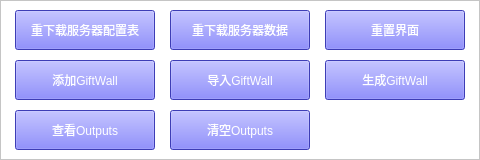
Above: gui/main/operation/edit_button.ui from WanKaKa/IjsGiftWall before the change. Below: the same form after it.
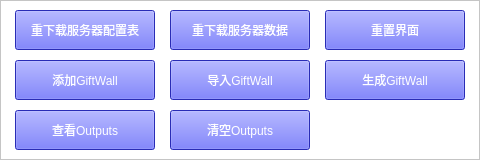
That is the form after the change.

The edit to the form file:
```diff
--- a/gui/main/operation/edit_button.ui
+++ b/gui/main/operation/edit_button.ui
@@ -56,7 +56,7 @@
      </rect>
     </property>
     <property name="styleSheet">
-     <string notr="true">background-color: rgb(85, 85, 255);
+     <string notr="true">background-color: rgb(57, 61, 255);
 color: rgb(255, 255, 255);
 font: 10pt &quot;微软雅黑&quot;;</string>
     </property>
@@ -74,7 +74,7 @@
      </rect>
     </property>
     <property name="styleSheet">
-     <string notr="true">background-color: rgb(85, 85, 255);
+     <string notr="true">background-color: rgb(57, 61, 255);
 color: rgb(255, 255, 255);
 font: 10pt &quot;微软雅黑&quot;;</string>
     </property>
@@ -92,7 +92,7 @@
      </rect>
     </property>
     <property name="styleSheet">
-     <string notr="true">background-color: rgb(85, 85, 255);
+     <string notr="true">background-color: rgb(57, 61, 255);
 color: rgb(255, 255, 255);
 font: 10pt &quot;微软雅黑&quot;;</string>
     </property>
@@ -110,7 +110,7 @@
      </rect>
     </property>
     <property name="styleSheet">
-     <string notr="true">background-color: rgb(85, 85, 255);
+     <string notr="true">background-color: rgb(57, 61, 255);
 color: rgb(255, 255, 255);
 font: 10pt &quot;微软雅黑&quot;;</string>
     </property>
@@ -128,7 +128,7 @@
      </rect>
     </property>
     <property name="styleSheet">
-     <string notr="true">background-color: rgb(85, 85, 255);
+     <string notr="true">background-color: rgb(57, 61, 255);
 color: rgb(255, 255, 255);
 font: 10pt &quot;微软雅黑&quot;;</string>
     </property>
@@ -146,7 +146,7 @@
      </rect>
     </property>
     <property name="styleSheet">
-     <string notr="true">background-color: rgb(85, 85, 255);
+     <string notr="true">background-color: rgb(57, 61, 255);
 color: rgb(255, 255, 255);
 font: 10pt &quot;微软雅黑&quot;;</string>
     </property>
@@ -164,7 +164,7 @@
      </rect>
     </property>
     <property name="styleSheet">
-     <string notr="true">background-color: rgb(85, 85, 255);
+     <string notr="true">background-color: rgb(57, 61, 255);
 color: rgb(255, 255, 255);
 font: 10pt &quot;微软雅黑&quot;;</string>
     </property>
@@ -182,7 +182,7 @@
      </rect>
     </property>
     <property name="styleSheet">
-     <string notr="true">background-color: rgb(85, 85, 255);
+     <string notr="true">background-color: rgb(57, 61, 255);
 color: rgb(255, 255, 255);
 font: 10pt &quot;微软雅黑&quot;;</string>
     </property>
```
